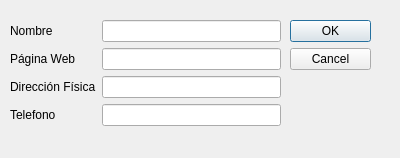
First picture: the form in Tarea4/Tienda/src/ui/formdatostienda.ui, repository dieg0rtiz/Tareas-Progra-2, before the edit.
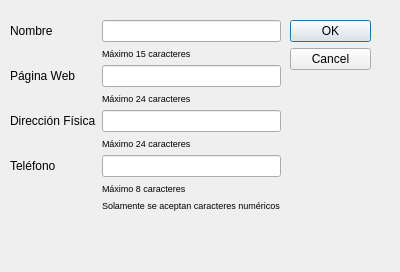
Second picture: the form after the edit.

Diff of the .ui file:
```diff
--- a/Tarea4/Tienda/src/ui/formdatostienda.ui
+++ b/Tarea4/Tienda/src/ui/formdatostienda.ui
@@ -7,7 +7,7 @@
     <x>0</x>
     <y>0</y>
     <width>400</width>
-    <height>158</height>
+    <height>272</height>
    </rect>
   </property>
   <property name="windowTitle">
@@ -38,7 +38,7 @@
      <x>10</x>
      <y>20</y>
      <width>271</width>
-     <height>121</height>
+     <height>241</height>
     </rect>
    </property>
    <layout class="QFormLayout" name="formLayout">
@@ -49,38 +49,136 @@
       </property>
      </widget>
     </item>
-    <item row="1" column="0">
+    <item row="0" column="1">
+     <widget class="QLineEdit" name="txtNombre">
+      <property name="toolTip">
+       <string/>
+      </property>
+      <property name="toolTipDuration">
+       <number>-1</number>
+      </property>
+      <property name="statusTip">
+       <string>test</string>
+      </property>
+      <property name="inputMethodHints">
+       <set>Qt::ImhNone</set>
+      </property>
+      <property name="inputMask">
+       <string/>
+      </property>
+      <property name="maxLength">
+       <number>32768</number>
+      </property>
+     </widget>
+    </item>
+    <item row="1" column="1">
+     <widget class="QLabel" name="labelNombreInfo">
+      <property name="font">
+       <font>
+        <pointsize>7</pointsize>
+       </font>
+      </property>
+      <property name="text">
+       <string>Máximo 15 caracteres</string>
+      </property>
+     </widget>
+    </item>
+    <item row="2" column="0">
      <widget class="QLabel" name="labelPaginaWeb">
       <property name="text">
        <string>Página Web</string>
       </property>
      </widget>
     </item>
-    <item row="2" column="0">
+    <item row="2" column="1">
+     <widget class="QLineEdit" name="txtPaginaWeb">
+      <property name="maxLength">
+       <number>24</number>
+      </property>
+     </widget>
+    </item>
+    <item row="3" column="1">
+     <widget class="QLabel" name="labelPagWebInfo">
+      <property name="font">
+       <font>
+        <pointsize>7</pointsize>
+       </font>
+      </property>
+      <property name="text">
+       <string>Máximo 24 caracteres</string>
+      </property>
+     </widget>
+    </item>
+    <item row="4" column="0">
      <widget class="QLabel" name="labelDireccionFisica">
       <property name="text">
        <string>Dirección Física</string>
       </property>
      </widget>
     </item>
-    <item row="0" column="1">
-     <widget class="QLineEdit" name="txtNombre"/>
+    <item row="4" column="1">
+     <widget class="QLineEdit" name="txtDireccionFisica">
+      <property name="maxLength">
+       <number>24</number>
+      </property>
+     </widget>
     </item>
-    <item row="1" column="1">
-     <widget class="QLineEdit" name="txtPaginaWeb"/>
+    <item row="5" column="1">
+     <widget class="QLabel" name="labelDirFisicaInfo">
+      <property name="font">
+       <font>
+        <pointsize>7</pointsize>
+       </font>
+      </property>
+      <property name="text">
+       <string>Máximo 24 caracteres</string>
+      </property>
+     </widget>
     </item>
-    <item row="2" column="1">
-     <widget class="QLineEdit" name="txtDireccionFisica"/>
-    </item>
-    <item row="3" column="0">
+    <item row="6" column="0">
      <widget class="QLabel" name="labelTelefono">
       <property name="text">
-       <string>Telefono</string>
+       <string>Teléfono</string>
       </property>
      </widget>
     </item>
-    <item row="3" column="1">
-     <widget class="QLineEdit" name="txtTelefono"/>
+    <item row="6" column="1">
+     <widget class="QLineEdit" name="txtTelefono">
+      <property name="inputMethodHints">
+       <set>Qt::ImhNone</set>
+      </property>
+      <property name="maxLength">
+       <number>8</number>
+      </property>
+     </widget>
+    </item>
+    <item row="7" column="1">
+     <layout class="QVBoxLayout" name="verticalLayout">
+      <item>
+       <widget class="QLabel" name="labelTelefono1">
+        <property name="font">
+         <font>
+          <pointsize>7</pointsize>
+         </font>
+        </property>
+        <property name="text">
+         <string>Máximo 8 caracteres</string>
+        </property>
+       </widget>
+      </item>
+      <item>
+       <widget class="QLabel" name="labelTelefono2">
+        <property name="font">
+         <font>
+          <pointsize>7</pointsize>
+         </font>
+        </property>
+        <property name="text">
+         <string>Solamente se aceptan caracteres numéricos</string>
+        </property>
+       </widget>
+      </item>
+     </layout>
     </item>
    </layout>
   </widget>
```
Left out of the diff: 3 changed lines with no effect on the pictures.
